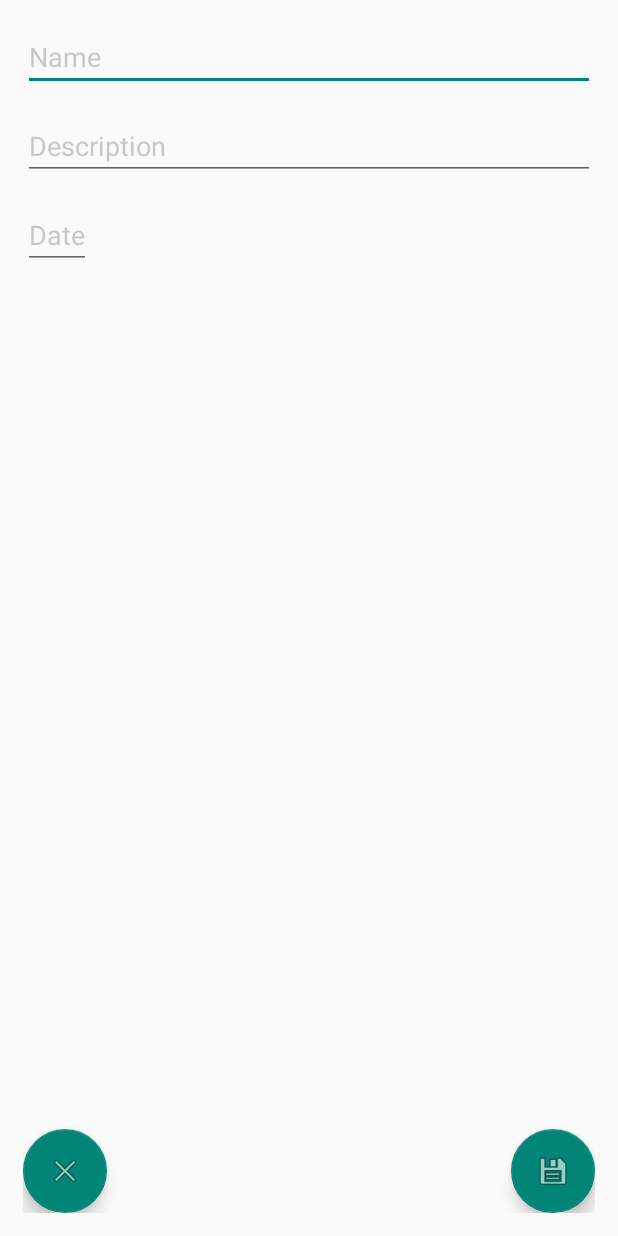
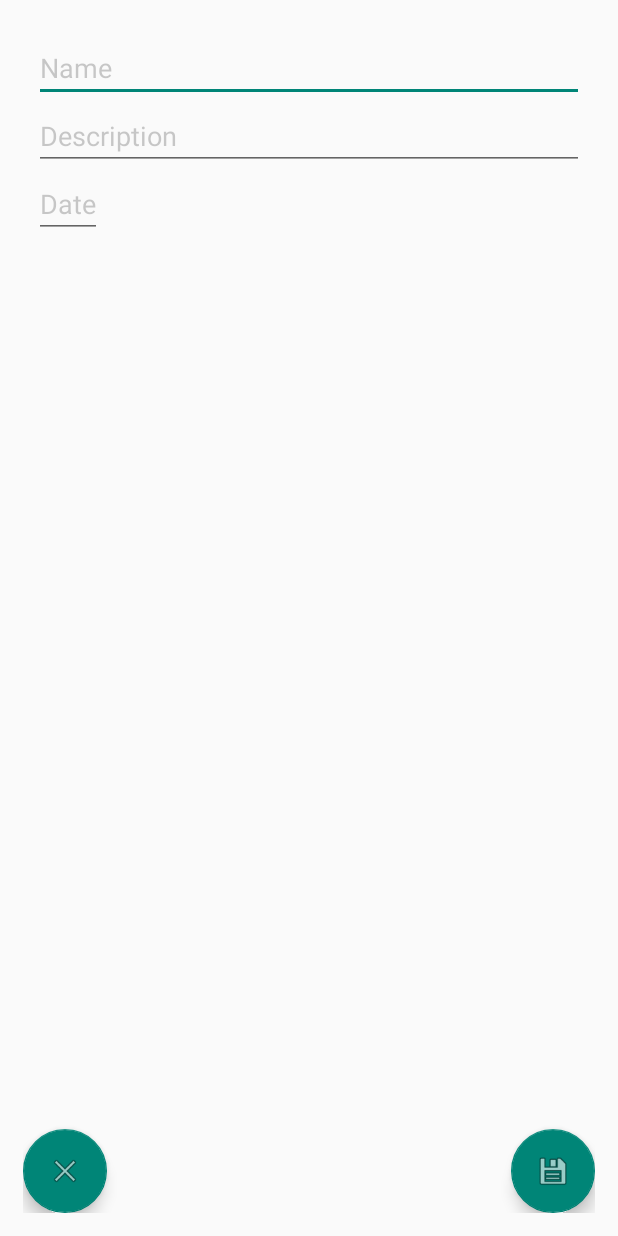
Before and after one commit to TrabalhosPUCPR/TodoListAndroid, an Android app: the layout add_edit_todo.xml on its own in the app's theme, with its tools: preview values and no code run, on a phone screen of 412 x 824 dp. Run offline under Robolectric (Android 15) with nearby library versions, the phone set to English and light mode, and no system bars.

Commit message:
adicionar pronto

```diff
--- a/app/build.gradle
+++ b/app/build.gradle
@@ -25,6 +25,7 @@ android {
         sourceCompatibility JavaVersion.VERSION_1_8
         targetCompatibility JavaVersion.VERSION_1_8
     }
+    namespace 'com.example.todolistandroid'
 }
 
 dependencies {
--- a/app/src/main/AndroidManifest.xml
+++ b/app/src/main/AndroidManifest.xml
@@ -1,7 +1,6 @@
 <?xml version="1.0" encoding="utf-8"?>
 <manifest xmlns:android="http://schemas.android.com/apk/res/android"
-    xmlns:tools="http://schemas.android.com/tools"
-    package="com.example.todolistandroid">
+    xmlns:tools="http://schemas.android.com/tools">
 
     <application
         android:allowBackup="true"
@@ -22,6 +21,8 @@
                 <category android:name="android.intent.category.LAUNCHER" />
             </intent-filter>
         </activity>
+        <activity android:name=".Controller.AddEditActivity"
+            android:label="Add or Edit"/>
     </application>
 
 </manifest>
--- a/app/src/main/java/com/example/todolistandroid/Model/TodoListManager.java
+++ b/app/src/main/java/com/example/todolistandroid/Model/TodoListManager.java
@@ -39,4 +39,8 @@ public class TodoListManager {
     public List<Todo> getTodos() {
         return todos;
     }
+
+    public void setTodo(int index, Todo todos) {
+        this.todos.set(index, todos);
+    }
 }
--- a/app/src/main/res/layout/add_edit_todo.xml
+++ b/app/src/main/res/layout/add_edit_todo.xml
@@ -8,25 +8,27 @@
         android:layout_width="match_parent"
         android:layout_height="wrap_content"
         android:layout_margin="15dp"
-        android:orientation="vertical">
+        android:orientation="vertical"
+        android:padding="7dp">
 
         <EditText
+            android:id="@+id/todo_edit_name"
             android:layout_width="match_parent"
             android:layout_height="wrap_content"
             android:text="@string/todo_value_name"
             android:textColor="@color/placeholder_todo_add_edit"/>
         <EditText
+            android:id="@+id/todo_edit_desc"
             android:layout_width="match_parent"
             android:layout_height="wrap_content"
             android:text="@string/todo_value_desc"
-            android:layout_marginTop="14dp"
             android:textColor="@color/placeholder_todo_add_edit"/>
         <EditText
+            android:id="@+id/todo_edit_date"
             android:layout_width="wrap_content"
             android:layout_height="wrap_content"
             android:text="@string/todo_value_date"
-            android:textColor="@color/placeholder_todo_add_edit"
-            android:layout_marginTop="14dp"/>
+            android:textColor="@color/placeholder_todo_add_edit"/>
     </LinearLayout>
 
     <FrameLayout
@@ -35,6 +37,7 @@
         android:layout_margin="15dp">
 
         <com.google.android.material.floatingactionbutton.FloatingActionButton
+            android:id="@+id/todo_edit_cancel"
             android:layout_width="wrap_content"
             android:layout_height="wrap_content"
             android:src="@android:drawable/ic_menu_close_clear_cancel"
@@ -42,6 +45,7 @@
             android:contentDescription="Cancel"/>
 
         <com.google.android.material.floatingactionbutton.FloatingActionButton
+            android:id="@+id/todo_edit_apply"
             android:layout_width="wrap_content"
             android:layout_height="wrap_content"
             android:src="@android:drawable/ic_menu_save"
--- a/build.gradle
+++ b/build.gradle
@@ -1,7 +1,7 @@
 // Top-level build file where you can add configuration options common to all sub-projects/modules.
 plugins {
-    id 'com.android.application' version '7.2.2' apply false
-    id 'com.android.library' version '7.2.2' apply false
+    id 'com.android.application' version '7.3.0' apply false
+    id 'com.android.library' version '7.3.0' apply false
 }
 
 task clean(type: Delete) {
```
Also changed, not shown: app/src/main/java/com/example/todolistandroid/Controller/AddEditActivity.java (+60 -6 lines), app/src/main/java/com/example/todolistandroid/Controller/MainActivity.java (+15 -3 lines), gradle/wrapper/gradle-wrapper.properties.
